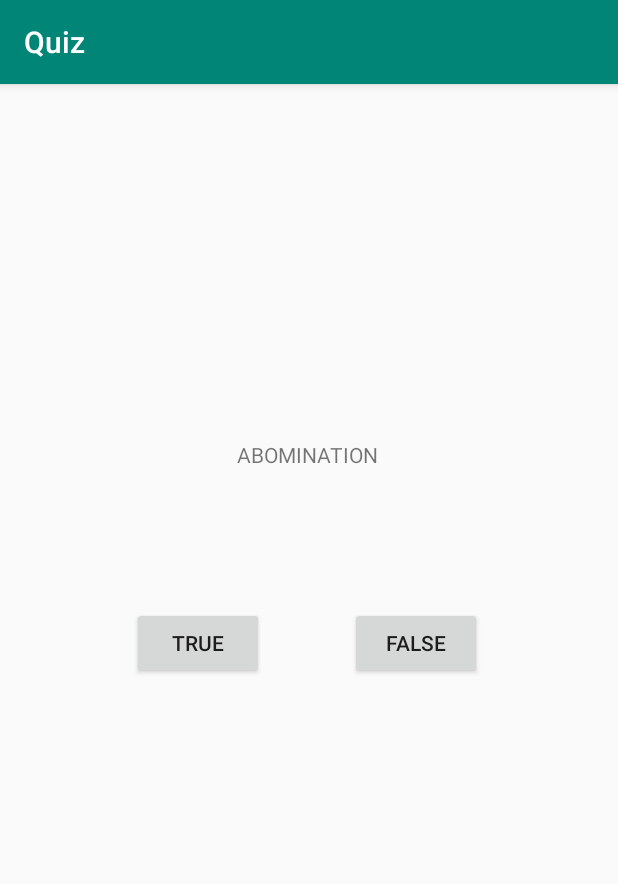
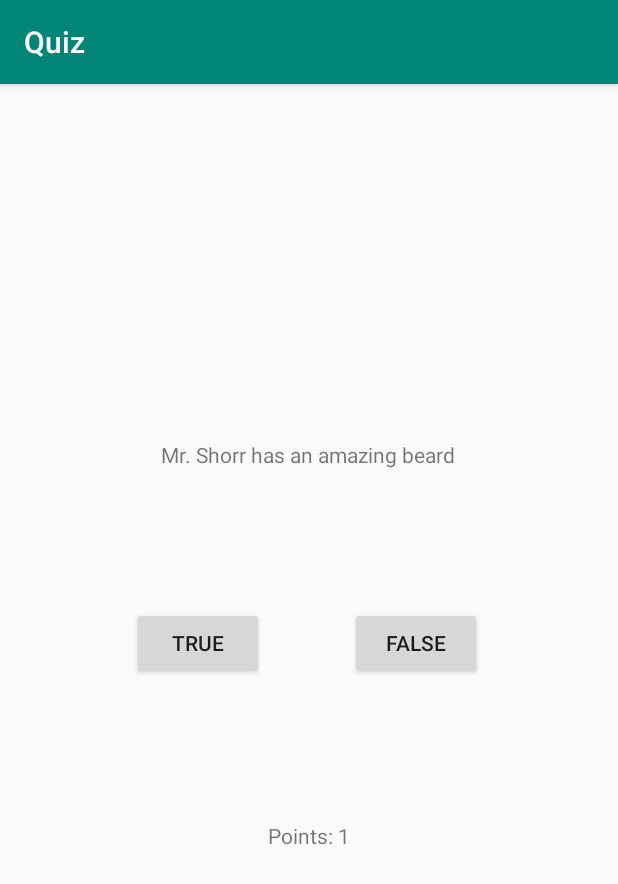
Before and after one commit to TimothyJohnson20/Quiz, an Android app: the MainActivity screen opened directly, with no data from a screen before it, after a tap on "FALSE", on a phone screen of 412 x 824 dp. Shown: the top 884 px of the screen. Run offline under Robolectric (Android 15) with nearby library versions, the phone set to English and light mode, and no system bars; 1 other tap on this screen came first.

Commit message:
Finished Intents, working on quiz

```diff
--- a/app/src/main/java/com/example/quiz/MainActivity.java
+++ b/app/src/main/java/com/example/quiz/MainActivity.java
@@ -15,12 +15,17 @@ import java.io.ByteArrayOutputStream;
 import java.io.IOException;
 import java.io.InputStream;
 import java.util.Arrays;
+import java.util.List;
 
 public class MainActivity extends AppCompatActivity {
 
     public Button button_true;
     public Button button_false;
     public TextView textView_question;
+    public TextView textView_points;
+    public List<Question> questionsList;
+    int questionNumber = 0;
+    int points = 0;
 
 
     @Override
@@ -31,16 +36,19 @@ public class MainActivity extends AppCompatActivity {
         setListeners();
         InputStream JsonFileInput = getResources().openRawResource(R.raw.questions); // getting XML
         String jsonfile = readTextFile(JsonFileInput);
-        textView_question.setText("ABOMINATION");
+
         // create a gson object
         Gson gson = new Gson();
         // read your json file into an array of questions
         Question[] questions =  gson.fromJson(jsonfile, Question[].class);    // Where are your POJO model classes? Quiz & Question?
                 // Plain Old Java Object
         // convert your array to a list using the Arrays utility class
-        List<Question> questionList = Arrays.asList(questions);
-        // verify that it read everything properly
-        Log.d(TAG, "onCreate: " + questionList.toString());
+        questionsList = Arrays.asList(questions);
+
+        InputStream JsonInputStream = getResources().openRawResource(R.raw.questions); // getting XML
+
+        String jsonText = readTextFile(JsonInputStream);
+        textView_question.setText(questionsList.get(questionNumber).getQuestion());
     }
 
     public String readTextFile(InputStream inputStream) {
@@ -60,40 +68,50 @@ public class MainActivity extends AppCompatActivity {
         return outputStream.toString();
     }
 
-    public void Question(){
-        boolean answer;
-        String question;
 
-    }
-
-    public void Quiz(){
-
-    }
 
     public void wireWidgets(){
         button_true = findViewById(R.id.button_main_true);
         button_false = findViewById(R.id.button_main_false);
         textView_question = findViewById(R.id.textView_main_question);
+        textView_points = findViewById(R.id.textView_main_points);
     }
 
     public void setListeners(){
         button_true.setOnClickListener(new View.OnClickListener() {
             @Override
             public void onClick(View view) {
+                if (questionsList.get(questionNumber).getAnswer()){
+                    points++;
+                    questionNumber++;
+                }
+                else{
+                    questionNumber++;
+                }
+                textView_question.setText(questionsList.get(questionNumber).getQuestion());
+                textView_points.setText("Points: " + points);
 
             }
         });
         button_false.setOnClickListener(new View.OnClickListener() {
             @Override
             public void onClick(View view) {
+                if (!questionsList.get(questionNumber).getAnswer()){
+                    points++;
+                    questionNumber++;
+                }
+                else{
+                    questionNumber++;
+
+                }
+                textView_question.setText(questionsList.get(questionNumber).getQuestion());
+                textView_points.setText("Points: " + points);
 
             }
         });
     }
 
-    public void analyzeQuestion(){
 
-    }
 
 
 
--- /dev/null
+++ b/app/src/main/java/com/example/quiz/Question.java
@@ -0,0 +1,20 @@
+package com.example.quiz;
+
+public class Question {
+    private String question;
+    private boolean answer;
+
+    public Question(String question, boolean answer){
+        this.question = question;
+        this.answer = answer;
+
+    }
+
+    public String getQuestion(){
+        return question;
+    }
+    public boolean getAnswer(){
+        return answer;
+    }
+
+}
--- a/app/src/main/res/layout/activity_main.xml
+++ b/app/src/main/res/layout/activity_main.xml
@@ -47,4 +47,17 @@
         app:layout_constraintStart_toStartOf="parent"
         app:layout_constraintTop_toTopOf="parent"
         app:layout_constraintVertical_bias="0.484" />
+
+    <TextView
+        android:id="@+id/textView_main_points"
+        android:layout_width="wrap_content"
+        android:layout_height="wrap_content"
+        android:layout_marginTop="8dp"
+        android:layout_marginBottom="8dp"
+        android:text="TextView"
+        app:layout_constraintBottom_toBottomOf="parent"
+        app:layout_constraintEnd_toEndOf="parent"
+        app:layout_constraintStart_toStartOf="parent"
+        app:layout_constraintTop_toTopOf="parent"
+        app:layout_constraintVertical_bias="0.66" />
 </androidx.constraintlayout.widget.ConstraintLayout>
--- a/app/src/main/res/values/strings.xml
+++ b/app/src/main/res/values/strings.xml
@@ -6,4 +6,5 @@
     <string name="textView_welcome">Welcome to my Questions game!</string>
     <string name="textView_startGame">Press START GAME to play!</string>
     <string name="button_play">START GAME</string>
+    <string name="points">points</string>
 </resources>
```
